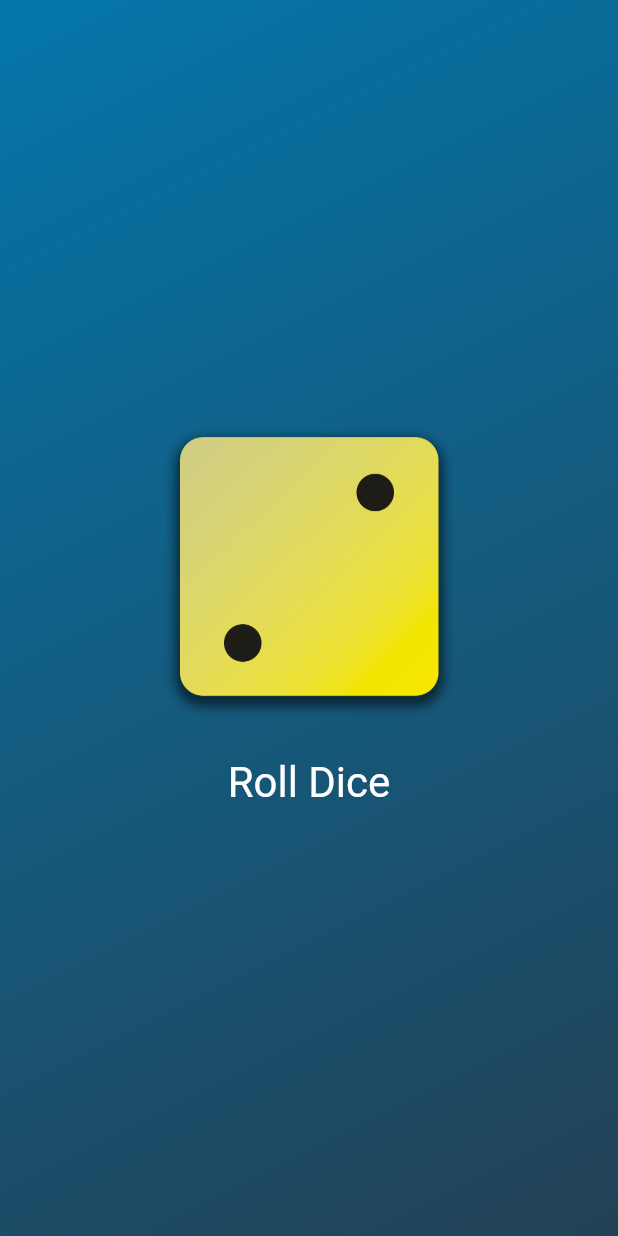
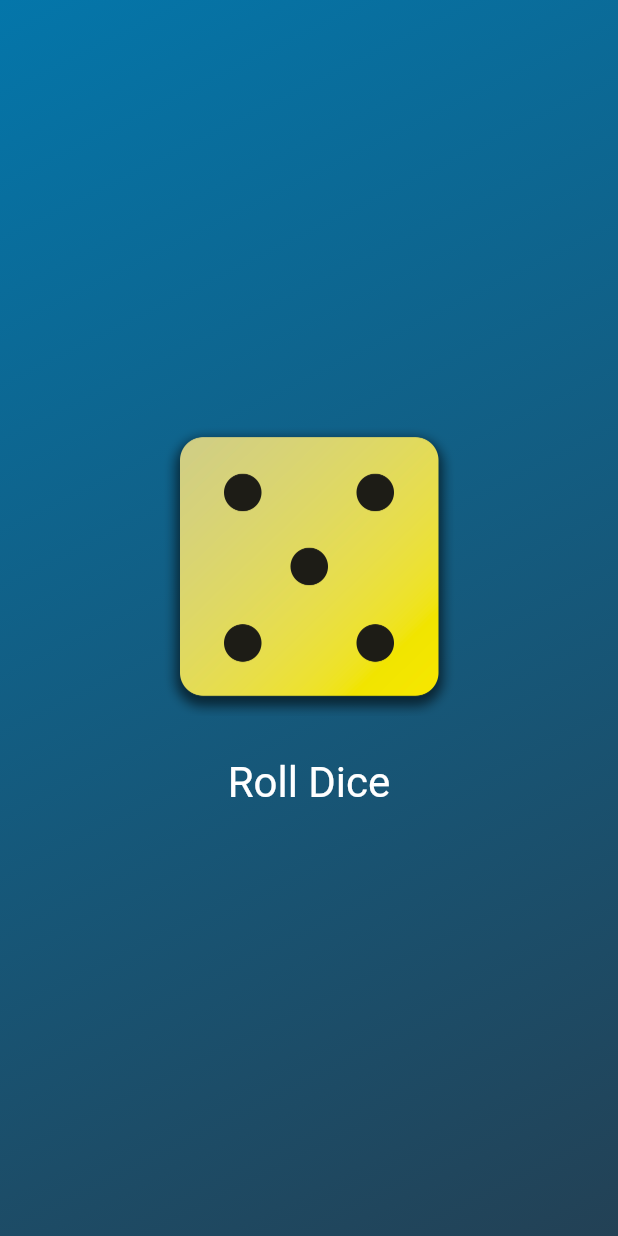
Before and after one commit to wpx60917/dice, a Flutter app: the screen it shows after launch, after a tap on "Roll Dice", on a phone screen of 412 x 824 dp. Run offline on Flutter 3.47's test engine with Material 3 defaults, Android fonts, the phone set to English and light mode, and no system bars.

Commit message:
Feat: make the dice been rolled  randomly

```diff
--- /dev/null
+++ b/lib/dice_roll.dart
@@ -0,0 +1,49 @@
+import 'dart:math';
+
+import 'package:flutter/material.dart';
+
+final randomizer = Random();
+
+class DiceRoller extends StatefulWidget{
+  const DiceRoller({super.key});
+
+  @override
+  State<DiceRoller> createState() {
+    return _DiceRollerState();
+  }
+}
+
+class _DiceRollerState extends State<DiceRoller> {
+
+  var currentDiceRoll = 2;
+
+  void rollDice() {
+    setState(() {
+      currentDiceRoll = randomizer.nextInt(6)+1;
+    });
+  }
+
+  @override
+  Widget build(BuildContext context) {
+    return  Column(
+          mainAxisSize: MainAxisSize.min,
+          children: [
+            Image.asset(
+              'assets/images/dice-$currentDiceRoll.png',
+              width: 200,
+            ),
+            const SizedBox(height: 20),
+            TextButton(
+              onPressed: rollDice,
+              style: TextButton.styleFrom(
+                  // padding: const EdgeInsets.only(top: 20),
+                  foregroundColor: Colors.white,
+                  textStyle: const TextStyle(
+                    fontSize: 28,
+                  )),
+              child: const Text('Roll Dice'),
+            )
+          ],
+        );
+  }
+}
--- a/lib/gradient_box.dart
+++ b/lib/gradient_box.dart
@@ -1,5 +1,5 @@
 import 'package:flutter/material.dart';
-import 'package:dice/style_text.dart';
+import 'package:dice/dice_roll.dart';
 
 const startAlignment = Alignment.topLeft;
 const endAlignment = Alignment.bottomRight;
@@ -8,8 +8,6 @@ class GradientBox extends StatelessWidget {
   const GradientBox(this.gradientColors, {super.key});
 
   final List<Color> gradientColors;
-
-  void rollDice() {}
 
   @override
   Widget build(context) {
@@ -20,28 +18,10 @@ class GradientBox extends StatelessWidget {
         begin: startAlignment,
         end: endAlignment,
       )),
-      child: Center(
-        child: Column(
-          mainAxisSize: MainAxisSize.min,
-          children: [
-            Image.asset(
-              'assets/images/dice-2.png',
-              width: 200,
-            ),
-            const SizedBox(height: 20),
-            TextButton(
-              onPressed: rollDice,
-              style: TextButton.styleFrom(
-                  // padding: const EdgeInsets.only(top: 20),
-                  foregroundColor: Colors.white,
-                  textStyle: const TextStyle(
-                    fontSize: 28,
-                  )),
-              child: const Text('Roll Dice'),
-            )
-          ],
-        ),
+      child: const Center(
+        child: DiceRoller()
       ),
     );
   }
+
 }
```
